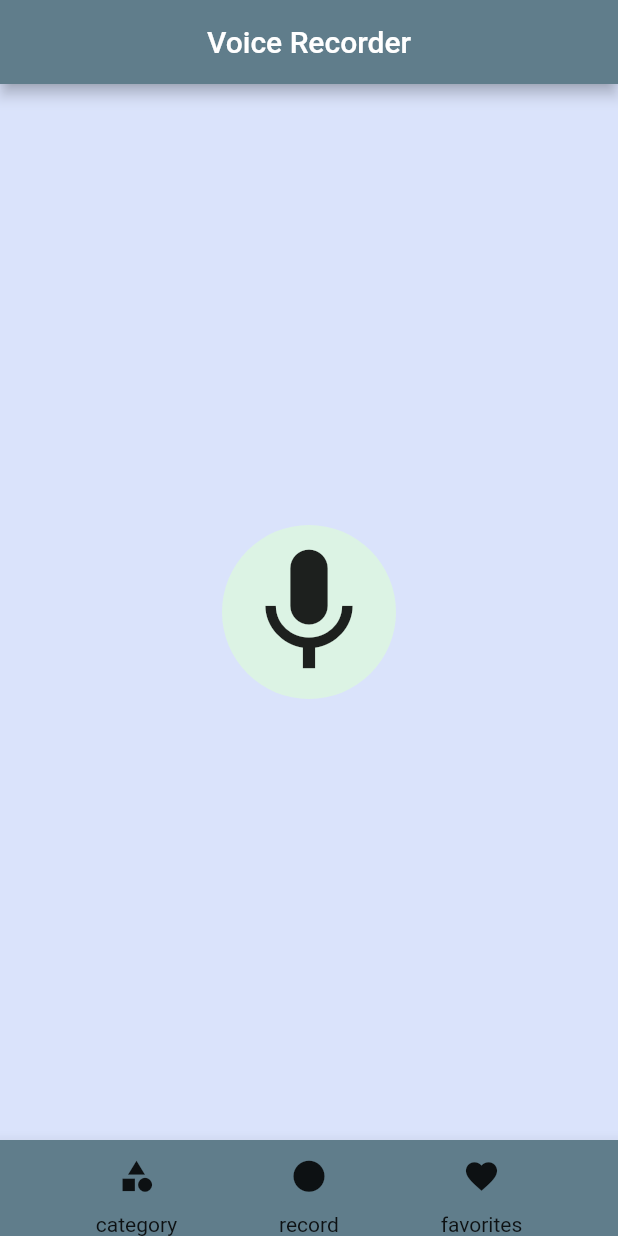
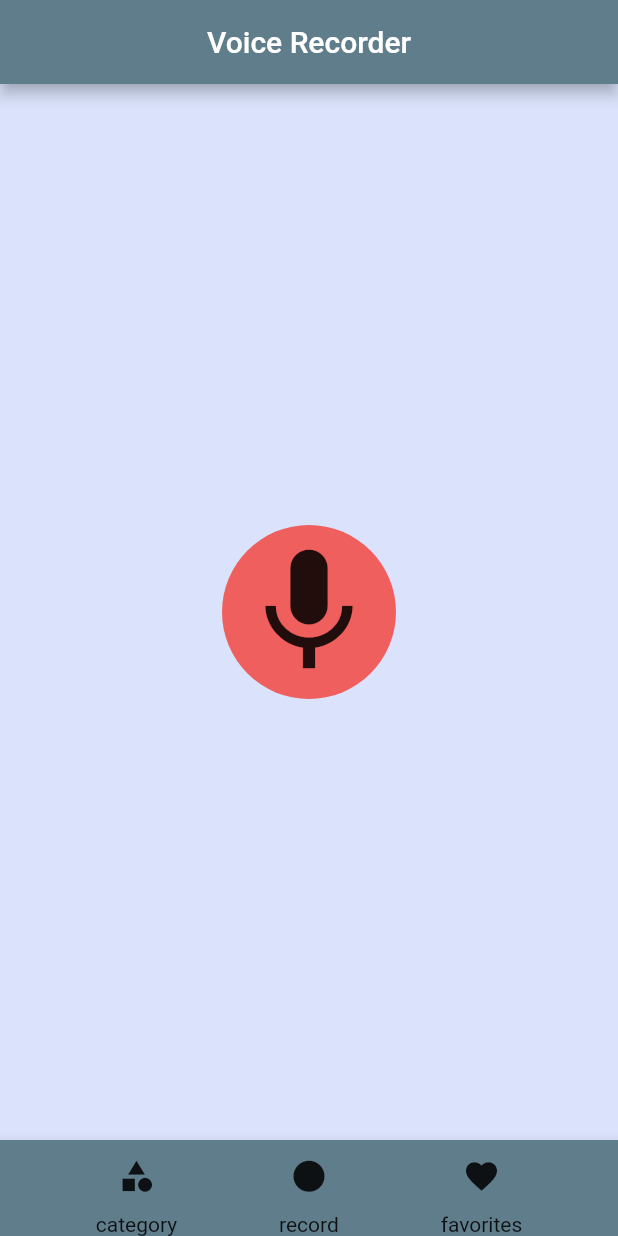
Before and after one commit to Alvarado96/voice_recorder, a Flutter app: the screen it shows after launch, after a tap on the "mic" icon, on a phone screen of 412 x 824 dp. Run offline on Flutter 3.47's test engine with Material 2 defaults, Android fonts, the phone set to English and light mode, and no system bars; our stand-ins replace go_router, google_fonts, permission_handler; missing offline and left inert: flutter_sound.

Commit message:
changed color of button to red when pressed

```diff
--- a/lib/record_screen.dart
+++ b/lib/record_screen.dart
@@ -1,6 +1,7 @@
 import 'package:flutter/material.dart';
 import 'package:flutter_sound/flutter_sound.dart';
 import 'package:permission_handler/permission_handler.dart';
+
 class RecordScreen extends StatefulWidget {
   const RecordScreen({super.key});
 
@@ -10,7 +11,7 @@ class RecordScreen extends StatefulWidget {
 
 class _RecordScreenState extends State<RecordScreen> {
   final recorder = FlutterSoundRecorder();
-
+  var isRecording = false;
   @override
   void initState() {
     super.initState();
@@ -24,14 +25,12 @@ class _RecordScreenState extends State<RecordScreen> {
   }
 
   Future initRecorder() async {
-
     final status = await Permission.microphone.request();
-    if(status != PermissionStatus.granted) {
+    if (status != PermissionStatus.granted) {
       //openAppSettings();
       throw "Microphone permission not granted";
     }
     await recorder.openRecorder();
-
   }
 
   Future record() async {
@@ -48,23 +47,25 @@ class _RecordScreenState extends State<RecordScreen> {
       body: Center(
         child: SizedBox(
           width: double.infinity,
-
           child: Column(
             mainAxisAlignment: MainAxisAlignment.center,
             children: [
               Ink(
-                  decoration: const ShapeDecoration(shape: CircleBorder(),
-                  color:  Color.fromARGB(203, 221, 247, 222)),
+                decoration: ShapeDecoration(
+                    shape: const CircleBorder(),
+                    color: isRecording
+                        ? const Color.fromARGB(201, 244, 60, 51)
+                        : const Color.fromARGB(202, 8, 147, 239)),
                 child: IconButton(
                   icon: Icon(recorder.isRecording ? Icons.stop : Icons.mic),
                   onPressed: () async {
-                      if(recorder.isRecording) {
+                    if (recorder.isRecording) {
                       await stop();
                     } else {
                       await record();
                     }
                     setState(() {
-
+                      isRecording = !isRecording;
                     });
                   },
                   iconSize: 100,
@@ -72,10 +73,8 @@ class _RecordScreenState extends State<RecordScreen> {
               )
             ],
           ),
-
         ),
       ),
-
     );
   }
 }
```
Lines whose indentation alone changed are shown as unchanged.
